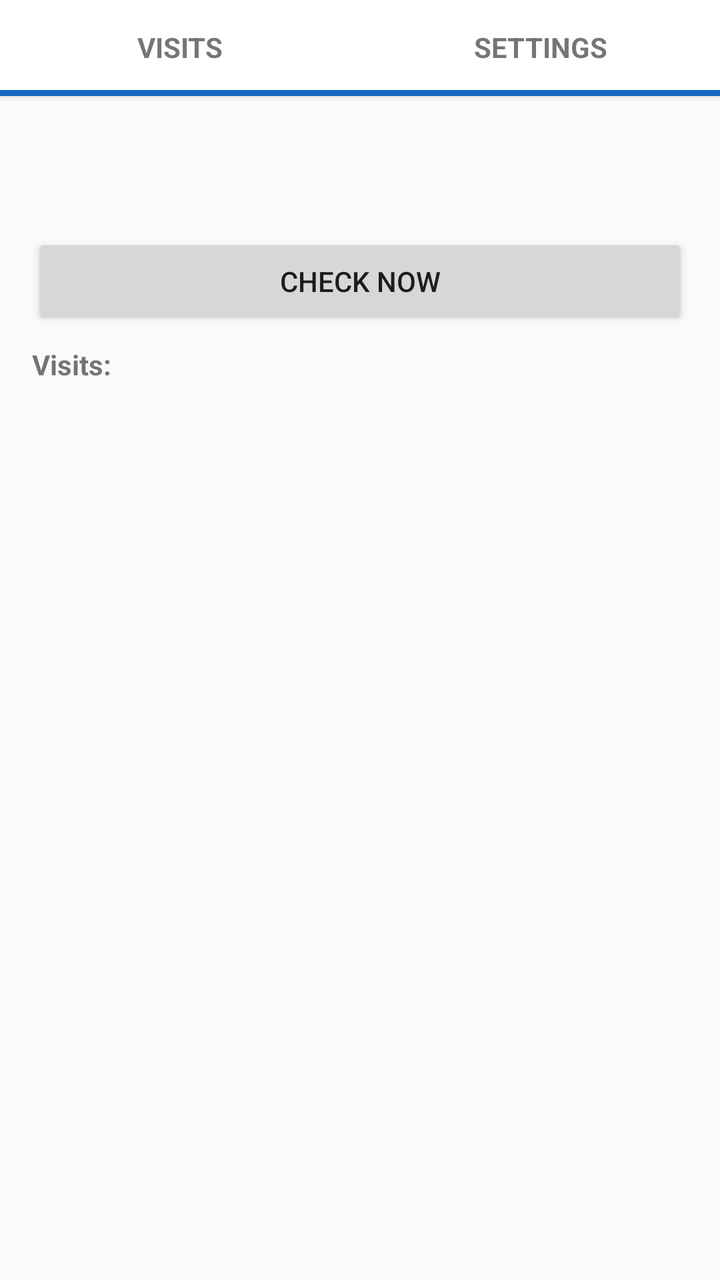
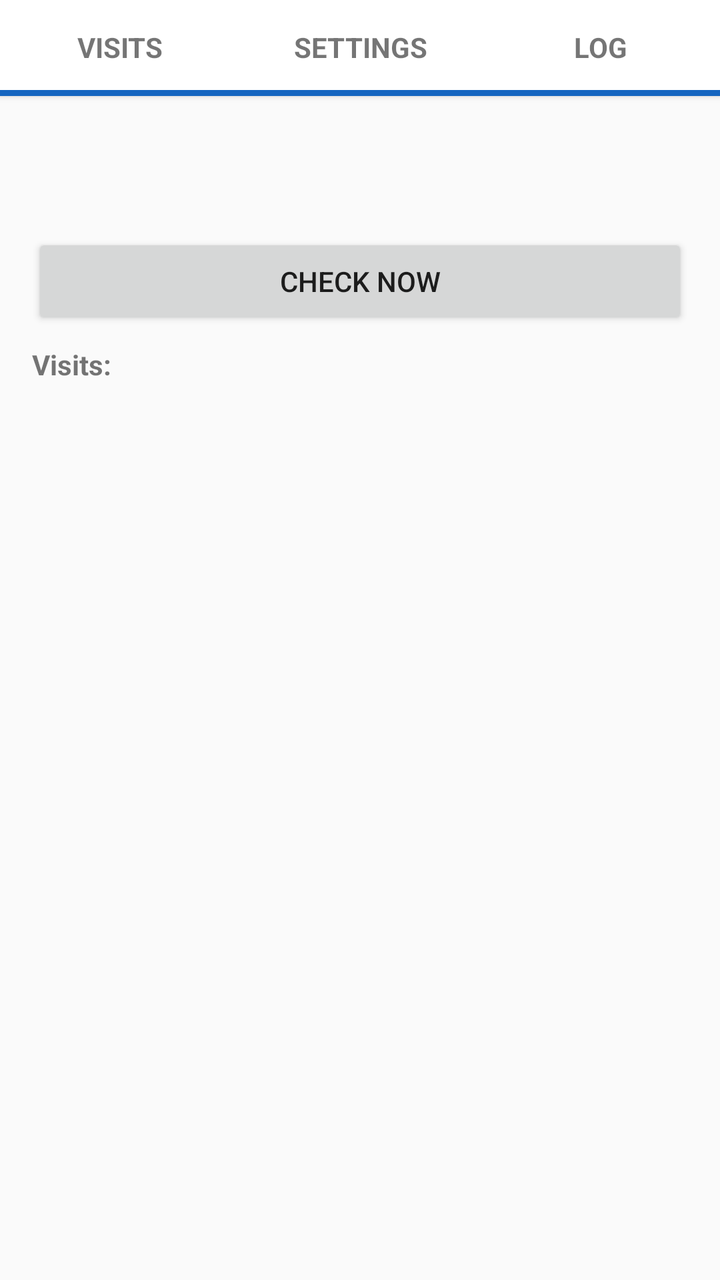

An Android layout rendered at two revisions. The XML below is the earlier revision; the diff shows what the commit changed to produce the second picture.
<!-- AndroidManifest.xml: application theme android:Theme.Material.Light.DarkActionBar -->
<!-- res/layout/activity_main.xml -->
<?xml version="1.0" encoding="utf-8"?>
<LinearLayout xmlns:android="http://schemas.android.com/apk/res/android"
    android:layout_width="match_parent"
    android:layout_height="match_parent"
    android:orientation="vertical">

    <LinearLayout
        android:layout_width="match_parent"
        android:layout_height="wrap_content"
        android:elevation="2dp"
        android:background="#FFFFFF"
        android:orientation="horizontal">
        <LinearLayout
            android:id="@+id/tabVisits"
            android:layout_width="0dp"
            android:layout_height="wrap_content"
            android:layout_weight="1"
            android:background="?android:attr/selectableItemBackground"
            android:clickable="true"
            android:focusable="true"
            android:orientation="vertical">
            <TextView
                android:id="@+id/tabVisitsLabel"
                android:layout_width="match_parent"
                android:layout_height="wrap_content"
                android:gravity="center"
                android:paddingTop="14dp"
                android:paddingBottom="12dp"
                android:text="Visits"
                android:textAllCaps="true"
                android:textSize="14sp"
                android:textStyle="bold" />
            <View
                android:id="@+id/tabVisitsLine"
                android:layout_width="match_parent"
                android:layout_height="3dp"
                android:background="@color/ic_bg" />
        </LinearLayout>
        <LinearLayout
            android:id="@+id/tabSettings"
            android:layout_width="0dp"
            android:layout_height="wrap_content"
            android:layout_weight="1"
            android:background="?android:attr/selectableItemBackground"
            android:clickable="true"
            android:focusable="true"
            android:orientation="vertical">
            <TextView
                android:id="@+id/tabSettingsLabel"
                android:layout_width="match_parent"
                android:layout_height="wrap_content"
                android:gravity="center"
                android:paddingTop="14dp"
                android:paddingBottom="12dp"
                android:text="Settings"
                android:textAllCaps="true"
                android:textSize="14sp"
                android:textStyle="bold" />
            <View
                android:id="@+id/tabSettingsLine"
                android:layout_width="match_parent"
                android:layout_height="3dp"
                android:background="@color/ic_bg" />
        </LinearLayout>
    </LinearLayout>

    <FrameLayout
        android:layout_width="match_parent"
        android:layout_height="0dp"
        android:layout_weight="1">

        
        <LinearLayout
            android:id="@+id/pageVisits"
            android:layout_width="match_parent"
            android:layout_height="match_parent"
            android:orientation="vertical"
            android:padding="16dp">
            <TextView
                android:id="@+id/status"
                android:layout_width="match_parent"
                android:layout_height="wrap_content"
                android:textSize="16sp"
                android:textStyle="bold" />
            <TextView
                android:id="@+id/lastCheck"
                android:layout_width="match_parent"
                android:layout_height="wrap_content"
                android:layout_marginTop="4dp"
                android:textSize="14sp" />
            <Button
                android:id="@+id/btnNow"
                android:layout_width="match_parent"
                android:layout_height="wrap_content"
                android:layout_marginTop="8dp"
                android:text="Check now" />
            <TextView
                android:layout_width="match_parent"
                android:layout_height="wrap_content"
                android:layout_marginTop="8dp"
                android:text="Visits:"
                android:textStyle="bold" />

            <ScrollView
                android:layout_width="match_parent"
                android:layout_height="0dp"
                android:layout_weight="1">
                <LinearLayout
                    android:id="@+id/visits"
                    android:layout_width="match_parent"
                    android:layout_height="wrap_content"
                    android:orientation="vertical" />
            </ScrollView>
        </LinearLayout>

        
        <ScrollView
            android:id="@+id/pageSettings"
            android:layout_width="match_parent"
            android:layout_height="match_parent"
            android:visibility="gone">
            <LinearLayout
                android:layout_width="match_parent"
                android:layout_height="wrap_content"
                android:orientation="vertical"
                android:padding="16dp">
                <TextView
                    android:id="@+id/settingsStatus"
                    android:layout_width="match_parent"
                    android:layout_height="wrap_content"
                    android:textSize="14sp" />
                <LinearLayout
                    android:layout_width="match_parent"
                    android:layout_height="wrap_content"
                    android:layout_marginTop="12dp"
                    android:orientation="horizontal">
                    <Button
                        android:id="@+id/btnStart"
                        android:layout_width="0dp"
                        android:layout_height="wrap_content"
                        android:layout_weight="1"
                        android:text="Start logging" />
                    <Button
                        android:id="@+id/btnStop"
                        android:layout_width="0dp"
                        android:layout_height="wrap_content"
                        android:layout_weight="1"
                        android:text="Stop logging" />
                </LinearLayout>
                <CheckBox
                    android:id="@+id/chkGpsOff"
                    android:layout_width="match_parent"
                    android:layout_height="wrap_content"
                    android:layout_marginTop="8dp"
                    android:text="Turn GPS on when needed before locating" />

                <TextView
                    android:id="@+id/gpsHint"
                    android:layout_width="match_parent"
                    android:layout_height="wrap_content"
                    android:layout_marginStart="32dp"
                    android:text="Turns GPS on if it's off, and turns it off again afterwards only if it was off"
                    android:textSize="12sp" />

                <LinearLayout
                    android:layout_width="match_parent"
                    android:layout_height="wrap_content"
                    android:gravity="center_vertical"
                    android:orientation="horizontal">
                    <TextView
                        android:layout_width="0dp"
                        android:layout_height="wrap_content"
                        android:layout_weight="1"
                        android:text="Check every (minutes):"
                        android:textSize="16sp" />
                    <Button
                        android:id="@+id/btnMinus"
                        android:layout_width="48dp"
                        android:layout_height="wrap_content"
                        android:text="−" />
                    <EditText
                        android:id="@+id/editInterval"
                        android:layout_width="64dp"
                        android:layout_height="wrap_content"
                        android:gravity="center"
                        android:imeOptions="actionDone"
                        android:importantForAutofill="no"
                        android:hint="5"
                        android:inputType="number"
                        android:maxLength="4"
                        android:selectAllOnFocus="true" />
                    <Button
                        android:id="@+id/btnPlus"
                        android:layout_width="48dp"
                        android:layout_height="wrap_content"
                        android:text="+" />
                    <Button
                        android:id="@+id/btnApplyInterval"
                        android:layout_width="wrap_content"
                        android:layout_height="wrap_content"
                        android:text="Apply" />
                </LinearLayout>

                <Button
                    android:id="@+id/btnBackground"
                    android:layout_width="match_parent"
                    android:layout_height="wrap_content"
                    android:text="Allow location “all the time”" />

                <Button
                    android:id="@+id/btnBattery"
                    android:layout_width="match_parent"
                    android:layout_height="wrap_content"
                    android:text="Turn off battery optimization" />

                
                <TextView
                    android:id="@+id/placesTitle"
                    android:layout_width="match_parent"
                    android:layout_height="wrap_content"
                    android:layout_marginTop="20dp"
                    android:text="Places (merge addresses)"
                    android:textSize="16sp"
                    android:textStyle="bold" />
                <TextView
                    android:layout_width="match_parent"
                    android:layout_height="wrap_content"
                    android:layout_marginTop="4dp"
                    android:text="One place per line: Name;address 1;address 2;…\nWhen the looked-up address matches one of the addresses (case and extra spaces are ignored), the name is logged instead.\nExample: Home;Example Street 1, 0000 Town;Other Road 2, 0000 Town"
                    android:textIsSelectable="true"
                    android:textSize="13sp" />
                <TextView
                    android:id="@+id/placesLastRaw"
                    android:layout_width="match_parent"
                    android:layout_height="wrap_content"
                    android:layout_marginTop="8dp"
                    android:textIsSelectable="true"
                    android:textSize="13sp" />
                <EditText
                    android:id="@+id/editPlaces"
                    android:layout_width="match_parent"
                    android:layout_height="wrap_content"
                    android:layout_marginTop="4dp"
                    android:gravity="top|start"
                    android:hint="Home;Example Street 1, 0000 Town"
                    android:importantForAutofill="no"
                    android:inputType="textMultiLine|textNoSuggestions"
                    android:minLines="4"
                    android:scrollHorizontally="false"
                    android:textSize="14sp" />
                <LinearLayout
                    android:layout_width="match_parent"
                    android:layout_height="wrap_content"
                    android:gravity="center_vertical"
                    android:orientation="horizontal">
                    <Button
                        android:id="@+id/btnInsertLast"
                        android:layout_width="wrap_content"
                        android:layout_height="wrap_content"
                        android:text="Insert last address" />
                    <Button
                        android:id="@+id/btnSavePlaces"
                        android:layout_width="wrap_content"
                        android:layout_height="wrap_content"
                        android:text="Save" />
                    <TextView
                        android:id="@+id/placesSaved"
                        android:layout_width="0dp"
                        android:layout_height="wrap_content"
                        android:layout_weight="1"
                        android:layout_marginStart="8dp"
                        android:textSize="13sp" />
                </LinearLayout>

                <LinearLayout
                    android:id="@+id/placeThumbs"
                    android:layout_width="match_parent"
                    android:layout_height="wrap_content"
                    android:orientation="vertical" />

                
                <TextView
                    android:layout_width="match_parent"
                    android:layout_height="wrap_content"
                    android:layout_marginTop="20dp"
                    android:text="Street View"
                    android:textSize="16sp"
                    android:textStyle="bold" />
                <TextView
                    android:id="@+id/streetViewHelp"
                    android:layout_width="match_parent"
                    android:layout_height="wrap_content"
                    android:layout_marginTop="4dp"
                    android:textIsSelectable="true"
                    android:textSize="13sp" />
                <EditText
                    android:id="@+id/editApiKey"
                    android:layout_width="match_parent"
                    android:layout_height="wrap_content"
                    android:layout_marginTop="4dp"
                    android:hint="Google API key"
                    android:importantForAutofill="no"
                    android:inputType="textPassword"
                    android:singleLine="true"
                    android:textSize="14sp" />
                <LinearLayout
                    android:layout_width="match_parent"
                    android:layout_height="wrap_content"
                    android:gravity="center_vertical"
                    android:orientation="horizontal">
                    <Button
                        android:id="@+id/btnSaveApiKey"
                        android:layout_width="wrap_content"
                        android:layout_height="wrap_content"
                        android:text="Save" />
                    <TextView
                        android:id="@+id/apiKeyStatus"
                        android:layout_width="0dp"
                        android:layout_height="wrap_content"
                        android:layout_weight="1"
                        android:layout_marginStart="8dp"
                        android:textSize="13sp" />
                </LinearLayout>

                
                <TextView
                    android:layout_width="match_parent"
                    android:layout_height="wrap_content"
                    android:layout_marginTop="20dp"
                    android:text="Dashboard URL"
                    android:textSize="16sp"
                    android:textStyle="bold" />
                <TextView
                    android:layout_width="match_parent"
                    android:layout_height="wrap_content"
                    android:layout_marginTop="4dp"
                    android:text="Optional. If set, the phone's wireless-debugging address (ip:port, or off) is sent to this URL when it changes and about once an hour. Read-only: nothing is turned on or off. Empty = off."
                    android:textSize="13sp" />
                <EditText
                    android:id="@+id/editDashboardUrl"
                    android:layout_width="match_parent"
                    android:layout_height="wrap_content"
                    android:layout_marginTop="4dp"
                    android:hint="https://…/api/adbport"
                    android:importantForAutofill="no"
                    android:inputType="textUri"
                    android:singleLine="true"
                    android:textSize="14sp" />
                <LinearLayout
                    android:layout_width="match_parent"
                    android:layout_height="wrap_content"
                    android:gravity="center_vertical"
                    android:orientation="horizontal">
                    <Button
                        android:id="@+id/btnSaveDashboardUrl"
                        android:layout_width="wrap_content"
                        android:layout_height="wrap_content"
                        android:text="Save" />
                    <TextView
                        android:id="@+id/dashboardStatus"
                        android:layout_width="0dp"
                        android:layout_height="wrap_content"
                        android:layout_weight="1"
                        android:layout_marginStart="8dp"
                        android:textIsSelectable="true"
                        android:textSize="13sp" />
                </LinearLayout>
                <CheckBox
                    android:id="@+id/checkKeepAdbWifi"
                    android:layout_width="match_parent"
                    android:layout_height="wrap_content"
                    android:layout_marginTop="8dp"
                    android:text="Keep wireless debugging on (when on Wi-Fi)" />
                <TextView
                    android:id="@+id/keepAdbWifiStatus"
                    android:layout_width="match_parent"
                    android:layout_height="wrap_content"
                    android:textIsSelectable="true"
                    android:textSize="13sp" />

            </LinearLayout>
        </ScrollView>
    </FrameLayout>
</LinearLayout>
<!-- resources referenced by this layout -->
<resources>
  <color name="ic_bg">#1565C0</color>
</resources>

<!-- the commit's change to res/layout/activity_main.xml (unified diff, before → after) -->
@@ -62,6 +62,32 @@
                 android:layout_height="3dp"
                 android:background="@color/ic_bg" />
         </LinearLayout>
+        <LinearLayout
+            android:id="@+id/tabLog"
+            android:layout_width="0dp"
+            android:layout_height="wrap_content"
+            android:layout_weight="1"
+            android:background="?android:attr/selectableItemBackground"
+            android:clickable="true"
+            android:focusable="true"
+            android:orientation="vertical">
+            <TextView
+                android:id="@+id/tabLogLabel"
+                android:layout_width="match_parent"
+                android:layout_height="wrap_content"
+                android:gravity="center"
+                android:paddingTop="14dp"
+                android:paddingBottom="12dp"
+                android:text="Log"
+                android:textAllCaps="true"
+                android:textSize="14sp"
+                android:textStyle="bold" />
+            <View
+                android:id="@+id/tabLogLine"
+                android:layout_width="match_parent"
+                android:layout_height="3dp"
+                android:background="@color/ic_bg" />
+        </LinearLayout>
     </LinearLayout>
 
     <FrameLayout
@@ -380,5 +406,76 @@
 
             </LinearLayout>
         </ScrollView>
+
+        
+        <LinearLayout
+            android:id="@+id/pageLog"
+            android:layout_width="match_parent"
+            android:layout_height="match_parent"
+            android:orientation="vertical"
+            android:paddingStart="8dp"
+            android:paddingEnd="8dp"
+            android:paddingTop="8dp"
+            android:visibility="gone">
+            <LinearLayout
+                android:layout_width="match_parent"
+                android:layout_height="wrap_content"
+                android:gravity="center_vertical"
+                android:orientation="horizontal">
+                <Spinner
+                    android:id="@+id/logFilter"
+                    android:layout_width="0dp"
+                    android:layout_height="wrap_content"
+                    android:layout_weight="1" />
+                <Button
+                    android:id="@+id/btnLogRefresh"
+                    style="?android:attr/buttonStyleSmall"
+                    android:layout_width="wrap_content"
+                    android:layout_height="wrap_content"
+                    android:text="Oppdater" />
+            </LinearLayout>
+            <LinearLayout
+                android:layout_width="match_parent"
+                android:layout_height="wrap_content"
+                android:orientation="horizontal">
+                <Button
+                    android:id="@+id/btnLogCopy"
+                    style="?android:attr/buttonStyleSmall"
+                    android:layout_width="0dp"
+                    android:layout_height="wrap_content"
+                    android:layout_weight="1"
+                    android:text="Kopier" />
+                <Button
+                    android:id="@+id/btnLogShare"
+                    style="?android:attr/buttonStyleSmall"
+                    android:layout_width="0dp"
+                    android:layout_height="wrap_content"
+                    android:layout_weight="1"
+                    android:text="Del" />
+                <Button
+                    android:id="@+id/btnLogClear"
+                    style="?android:attr/buttonStyleSmall"
+                    android:layout_width="0dp"
+                    android:layout_height="wrap_content"
+                    android:layout_weight="1"
+                    android:text="Tøm" />
+            </LinearLayout>
+            <TextView
+                android:id="@+id/logCount"
+                android:layout_width="match_parent"
+                android:layout_height="wrap_content"
+                android:paddingTop="4dp"
+                android:paddingBottom="4dp"
+                android:textColor="#757575"
+                android:textSize="12sp" />
+            <ListView
+                android:id="@+id/logList"
+                android:layout_width="match_parent"
+                android:layout_height="0dp"
+                android:layout_weight="1"
+                android:divider="#E0E0E0"
+                android:dividerHeight="1dp"
+                android:fastScrollEnabled="true" />
+        </LinearLayout>
     </FrameLayout>
 </LinearLayout>
